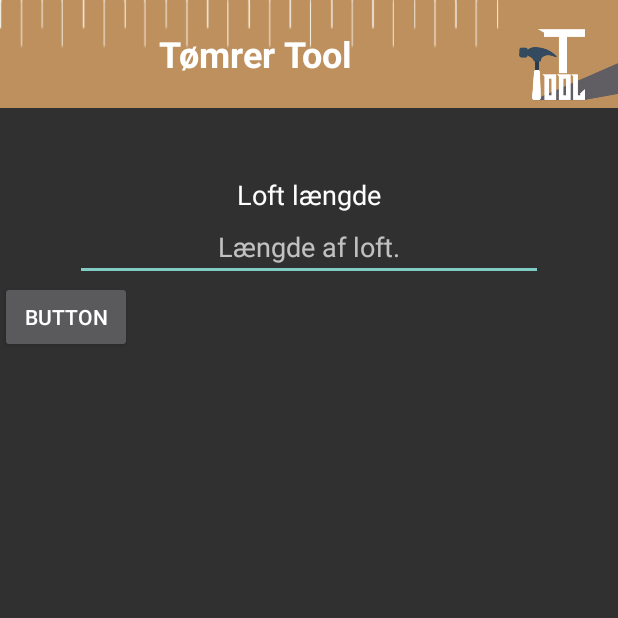
After one commit to ZAN1/tomrer, an Android app: the GipsLoft screen opened directly, with no data from a screen before it, on a phone screen of 412 x 824 dp, the top half of it. The commit adds this screen. Run offline under Robolectric (Android 15) with nearby library versions, the phone set to English and light mode, and no system bars.

Commit message:
made a loft activity and menu for lofter and over all gulve tag tools and so on , and made it all connect

```diff
--- a/MyApplication/app/src/main/AndroidManifest.xml
+++ b/MyApplication/app/src/main/AndroidManifest.xml
@@ -45,7 +45,9 @@
         <activity android:name=".trekandt345.Trekandt345" />
         <activity android:name=".trekandt345.Trekandt345result" />
         <activity android:name=".TagSten.TagStenSidevejs" />
-        <activity android:name=".TagSten.Tagcategory"></activity>
+        <activity android:name=".TagSten.Tagcategory" />
+        <activity android:name=".Gips.GipsLoft" />
+        <activity android:name=".Lofter.Gips.LoftMenu"></activity>
     </application>
 
 </manifest>
--- /dev/null
+++ b/MyApplication/app/src/main/java/com/tomrer/klisterdk/tomrer/Lofter/Gips/GipsLoft.java
@@ -0,0 +1,17 @@
+package com.tomrer.klisterdk.tomrer.Gips;
+
+import android.support.v7.app.AppCompatActivity;
+import android.os.Bundle;
+
+import com.tomrer.klisterdk.tomrer.R;
+
+public class GipsLoft extends AppCompatActivity {
+
+    @Override
+    protected void onCreate(Bundle savedInstanceState) {
+        super.onCreate(savedInstanceState);
+        setContentView(R.layout.activity_gips_loft);
+
+
+    }
+}
--- /dev/null
+++ b/MyApplication/app/src/main/res/layout/activity_gips_loft.xml
@@ -0,0 +1,60 @@
+<?xml version="1.0" encoding="utf-8"?>
+<LinearLayout xmlns:android="http://schemas.android.com/apk/res/android"
+    xmlns:app="http://schemas.android.com/apk/res-auto"
+    xmlns:tools="http://schemas.android.com/tools"
+    android:layout_width="match_parent"
+    android:layout_height="match_parent"
+    tools:context="com.tomrer.klisterdk.tomrer.Gips.GipsLoft"
+    android:orientation="horizontal">
+
+
+    <LinearLayout
+        android:layout_width="match_parent"
+        android:layout_height="match_parent"
+        android:orientation="vertical">
+        <include layout="@layout/toolbar"
+            android:layout_width="match_parent"
+            android:layout_height="wrap_content" />
+
+
+    <LinearLayout
+        android:layout_width="match_parent"
+        android:layout_height="match_parent"
+        android:layout_marginTop="45dp"
+
+        android:orientation="vertical">
+
+
+            <TextView
+
+                android:layout_width="match_parent"
+                android:layout_height="wrap_content"
+                android:layout_marginTop="0dp"
+                android:textAlignment="center"
+                android:textColor="#ffffffff"
+                android:text="Loft længde"
+                android:textSize="18dp"
+
+            />
+
+            <EditText
+                android:id="@+id/editText"
+                android:layout_width="match_parent"
+                android:layout_height="wrap_content"
+                android:textSize="18dp"
+
+                android:textAlignment="center"
+                android:hint="Længde af loft."
+                android:layout_marginLeft="50dp"
+                android:layout_marginRight="50dp"
+                android:inputType="numberDecimal" />
+
+            <Button
+                android:id="@+id/button"
+                android:layout_width="wrap_content"
+                android:layout_height="wrap_content"
+                android:text="Button" />
+
+        </LinearLayout>
+    </LinearLayout>
+</LinearLayout>
--- a/MyApplication/app/src/main/res/layout/activity_task.xml
+++ b/MyApplication/app/src/main/res/layout/activity_task.xml
@@ -25,11 +25,11 @@
 
 
             <TextView
-                android:id="@+id/hloft"
+                android:id="@+id/loftmenu"
                 android:layout_width="wrap_content"
                 android:layout_height="wrap_content"
 
-                android:text="Akustikloft 60 x 60"
+                android:text="Lofter"
                 android:layout_gravity="center_vertical"
                 android:background="@drawable/getbutton"
                 android:textStyle="bold"
```
Also changed, not shown: MyApplication/app/src/main/java/com/tomrer/klisterdk/tomrer/Lofter/Gips/LoftMenu.java (added, +30 -0 lines), MyApplication/app/src/main/java/com/tomrer/klisterdk/tomrer/TaskActivity.java (+12 -8 lines), MyApplication/app/src/main/res/layout/activity_loft_menu.xml (added, +46 -0 lines).
